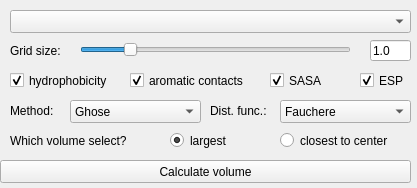
Before: the Qt Designer form pymol_plugin/cavecav_widget.ui in VicenteMartiCentelles/CageCavityCalc, drawn with Qt 5.
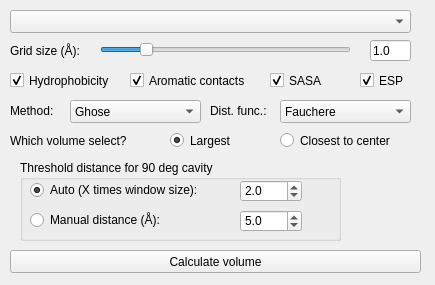
After: the same form once the commit is applied.

Commit message:
Aded input for selecting ditance threshold for 90 deg calculation
This is useful for fine tuning of cavity limits, specially for cages with very large pores

Qt .ui file updated with Qt Designer https://build-system.fman.io/qt-designer-download

Diff of the .ui file:
```diff
--- a/pymol_plugin/cavecav_widget.ui
+++ b/pymol_plugin/cavecav_widget.ui
@@ -6,8 +6,8 @@
    <rect>
     <x>0</x>
     <y>0</y>
-    <width>417</width>
-    <height>188</height>
+    <width>435</width>
+    <height>285</height>
    </rect>
   </property>
   <property name="windowTitle">
@@ -16,8 +16,8 @@
   <widget class="QPushButton" name="calculate_volume">
    <property name="geometry">
     <rect>
-     <x>0</x>
-     <y>160</y>
+     <x>10</x>
+     <y>250</y>
      <width>411</width>
      <height>23</height>
     </rect>
@@ -36,7 +36,7 @@
     </rect>
    </property>
    <property name="text">
-    <string>hydrophobicity</string>
+    <string>Hydrophobicity</string>
    </property>
    <property name="checked">
     <bool>true</bool>
@@ -52,7 +52,7 @@
     </rect>
    </property>
    <property name="text">
-    <string>closest to center</string>
+    <string>Closest to center</string>
    </property>
    <property name="checked">
     <bool>false</bool>
@@ -68,7 +68,10 @@
     </rect>
    </property>
    <property name="text">
-    <string>largest</string>
+    <string>Largest</string>
+   </property>
+   <property name="checkable">
+    <bool>true</bool>
    </property>
    <property name="checked">
     <bool>true</bool>
@@ -77,9 +80,9 @@
   <widget class="QSlider" name="grid_slider">
    <property name="geometry">
     <rect>
-     <x>80</x>
+     <x>100</x>
      <y>40</y>
-     <width>271</width>
+     <width>251</width>
      <height>20</height>
     </rect>
    </property>
@@ -111,12 +114,12 @@
     <rect>
      <x>10</x>
      <y>40</y>
-     <width>61</width>
+     <width>81</width>
      <height>21</height>
     </rect>
    </property>
    <property name="text">
-    <string>Grid size:</string>
+    <string>Grid size (Å):</string>
    </property>
   </widget>
   <widget class="QLineEdit" name="grid_edit">
@@ -174,7 +177,7 @@
     </rect>
    </property>
    <property name="text">
-    <string>aromatic contacts</string>
+    <string>Aromatic contacts</string>
    </property>
    <property name="checked">
     <bool>true</bool>
@@ -275,6 +278,92 @@
     <bool>true</bool>
    </property>
   </widget>
+  <widget class="QGroupBox" name="groupBox">
+   <property name="geometry">
+    <rect>
+     <x>20</x>
+     <y>160</y>
+     <width>321</width>
+     <height>81</height>
+    </rect>
+   </property>
+   <property name="title">
+    <string>Threshold distance for 90 deg cavity</string>
+   </property>
+   <widget class="QRadioButton" name="dist_90_auto">
+    <property name="geometry">
+     <rect>
+      <x>10</x>
+      <y>20</y>
+      <width>201</width>
+      <height>20</height>
+     </rect>
+    </property>
+    <property name="text">
+     <string>Auto (X times window size):</string>
+    </property>
+    <property name="checked">
+     <bool>true</bool>
+    </property>
+   </widget>
+   <widget class="QRadioButton" name="dist_90_manual">
+    <property name="geometry">
+     <rect>
+      <x>10</x>
+      <y>50</y>
+      <width>141</width>
+      <height>20</height>
+     </rect>
+    </property>
+    <property name="text">
+     <string>Manual distance (Å):</string>
+    </property>
+   </widget>
+   <widget class="QDoubleSpinBox" name="dist_90_auto_value">
+    <property name="geometry">
+     <rect>
+      <x>220</x>
+      <y>20</y>
+      <width>62</width>
+      <height>22</height>
+     </rect>
+    </property>
+    <property name="decimals">
+     <number>1</number>
+    </property>
+    <property name="minimum">
+     <double>0.000000000000000</double>
+    </property>
+    <property name="singleStep">
+     <double>0.100000000000000</double>
+    </property>
+    <property name="value">
+     <double>2.000000000000000</double>
+    </property>
+   </widget>
+   <widget class="QDoubleSpinBox" name="dist_90_manual_value">
+    <property name="geometry">
+     <rect>
+      <x>220</x>
+      <y>50</y>
+      <width>62</width>
+      <height>22</height>
+     </rect>
+    </property>
+    <property name="decimals">
+     <number>1</number>
+    </property>
+    <property name="minimum">
+     <double>2.000000000000000</double>
+    </property>
+    <property name="maximum">
+     <double>40.000000000000000</double>
+    </property>
+    <property name="value">
+     <double>5.000000000000000</double>
+    </property>
+   </widget>
+  </widget>
  </widget>
  <resources/>
  <connections/>
```
The commit also changes 1 other file.
